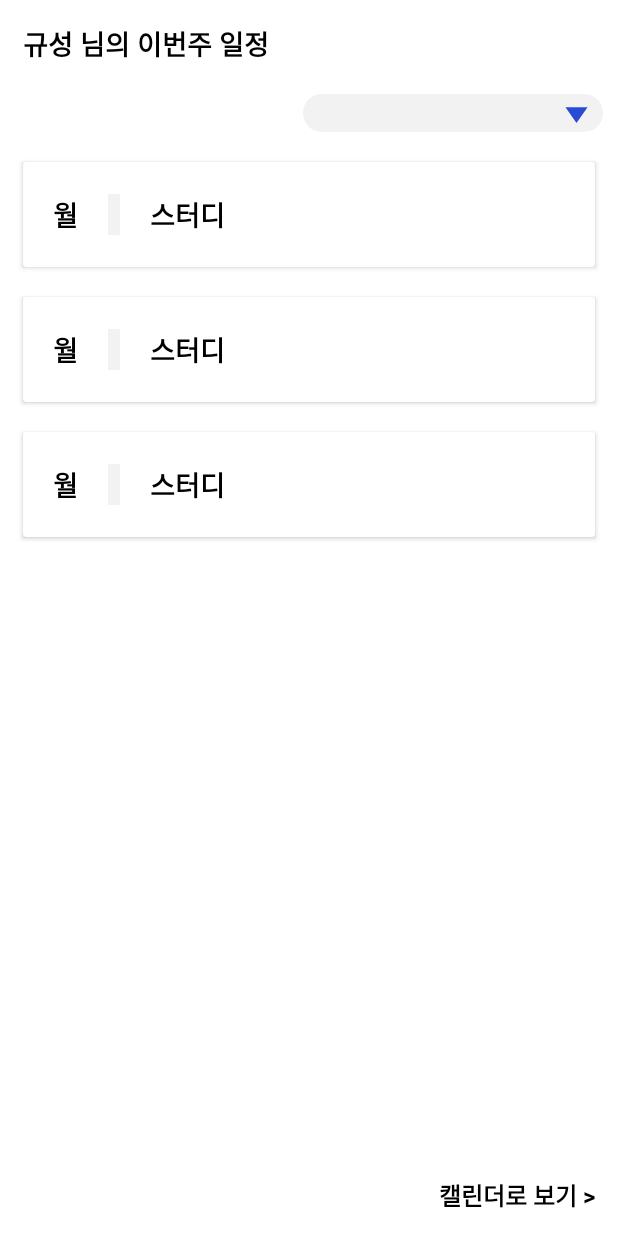
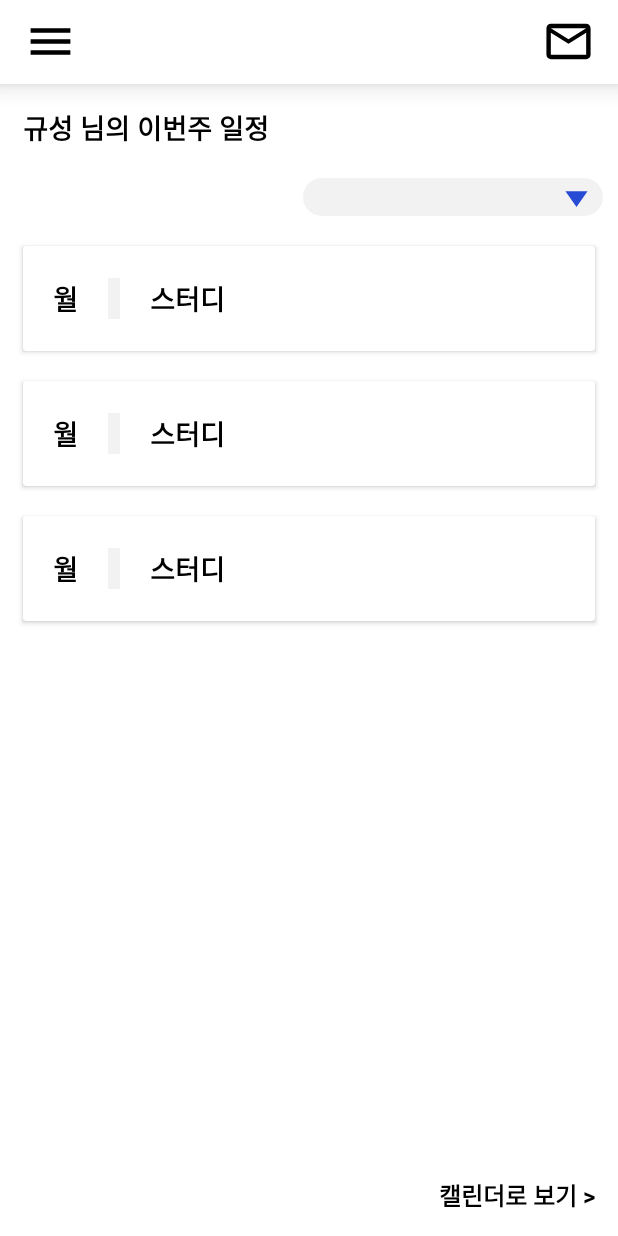
Before and after one commit to ksjmgrkks/Where-Are-You, an Android app: the layout fragment_weekly_schedule.xml on its own in the app's theme, with its tools: preview values and no code run, on a phone screen of 412 x 824 dp. Run offline under Robolectric (Android 15) with nearby library versions, the phone set to English and light mode, and no system bars.

Commit message:
[fix] fragment 이동시 깜빡이는 현상 수정

```diff
--- a/Whereareyou/app/src/main/java/com/android/whereareyou/core/MainViewModel.kt
+++ b/Whereareyou/app/src/main/java/com/android/whereareyou/core/MainViewModel.kt
@@ -10,10 +10,6 @@ import javax.inject.Inject
 @HiltViewModel
 class MainViewModel @Inject constructor(
 ) : ViewModel() {
-    private val _toolBarVisibility = MutableLiveData(false)
-    val toolBarVisibility: LiveData<Boolean>
-        get() = _toolBarVisibility
-
     private val _fabVisibility = MutableLiveData(false)
     val fabVisibility: LiveData<Boolean>
         get() = _fabVisibility
@@ -22,7 +18,6 @@ class MainViewModel @Inject constructor(
     }
 
     fun settingUI(visibility: Boolean){
-        _toolBarVisibility.postValue(visibility)
         _fabVisibility.postValue(visibility)
     }
     override fun onCleared() {
--- a/Whereareyou/app/src/main/res/layout/fragment_weekly_schedule.xml
+++ b/Whereareyou/app/src/main/res/layout/fragment_weekly_schedule.xml
@@ -11,6 +11,42 @@
     android:layout_width="match_parent"
     android:layout_height="match_parent">
 
+    <androidx.appcompat.widget.Toolbar
+        android:id="@+id/toolbar"
+        android:layout_width="match_parent"
+        android:layout_height="wrap_content"
+        android:background="@color/white"
+        android:elevation="10dp"
+        android:minHeight="?attr/actionBarSize"
+        app:layout_constraintEnd_toEndOf="parent"
+        app:layout_constraintStart_toStartOf="parent"
+        app:layout_constraintTop_toTopOf="parent">
+
+        <androidx.constraintlayout.widget.ConstraintLayout
+            android:layout_width="match_parent"
+            android:layout_height="match_parent">
+
+            <ImageView
+                android:id="@+id/imageView_menu"
+                android:layout_width="35dp"
+                android:layout_height="35dp"
+                app:layout_constraintBottom_toBottomOf="parent"
+                app:layout_constraintStart_toStartOf="parent"
+                app:layout_constraintTop_toTopOf="parent"
+                app:srcCompat="@drawable/ic_menu" />
+
+            <ImageView
+                android:id="@+id/imageView_mail"
+                android:layout_width="35dp"
+                android:layout_height="35dp"
+                android:layout_marginEnd="15dp"
+                app:layout_constraintBottom_toBottomOf="parent"
+                app:layout_constraintEnd_toEndOf="parent"
+                app:layout_constraintTop_toTopOf="parent"
+                app:srcCompat="@drawable/ic_mail" />
+        </androidx.constraintlayout.widget.ConstraintLayout>
+    </androidx.appcompat.widget.Toolbar>
+
     <TextView
         android:id="@+id/textView_weekly_schedule"
         android:layout_width="wrap_content"
@@ -21,7 +57,7 @@
         android:textSize="18sp"
         android:textStyle="bold"
         app:layout_constraintStart_toStartOf="parent"
-        app:layout_constraintTop_toTopOf="parent"
+        app:layout_constraintTop_toBottomOf="@+id/toolbar"
         tools:text="규성 님의 이번주 일정" />
 
     <Spinner
```
Also changed, not shown: Whereareyou/app/src/main/res/layout/activity_main.xml (+3 -39 lines), Whereareyou/app/src/main/res/layout/fragment_daily_schedule.xml (+37 -1 lines).
